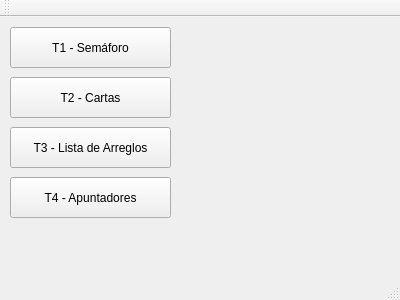
Raimmaster/Tareas-Estructura, file mainwindow.ui: the form before one commit.
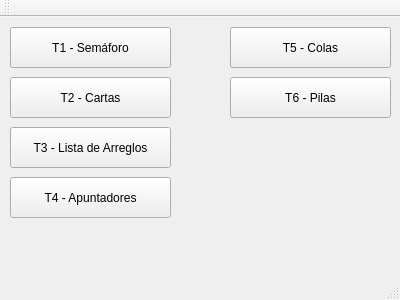
The form after the commit.

Commit message: Se terminan las clases de T5 y T6, pilas y colas, con sus métodos de agregar, anular, isEmpty, getTope/Frente, y quitar

```diff
--- a/mainwindow.ui
+++ b/mainwindow.ui
@@ -66,6 +66,32 @@
      <string>T4 - Apuntadores</string>
     </property>
    </widget>
+   <widget class="QPushButton" name="bT6">
+    <property name="geometry">
+     <rect>
+      <x>230</x>
+      <y>60</y>
+      <width>161</width>
+      <height>41</height>
+     </rect>
+    </property>
+    <property name="text">
+     <string>T6 - Pilas</string>
+    </property>
+   </widget>
+   <widget class="QPushButton" name="bT5">
+    <property name="geometry">
+     <rect>
+      <x>230</x>
+      <y>10</y>
+      <width>161</width>
+      <height>41</height>
+     </rect>
+    </property>
+    <property name="text">
+     <string>T5 - Colas</string>
+    </property>
+   </widget>
   </widget>
   <widget class="QMenuBar" name="menuBar">
    <property name="geometry">
```
Left out of the diff: 2 changed lines with no effect on the pictures. The commit also changes 11 other files.
